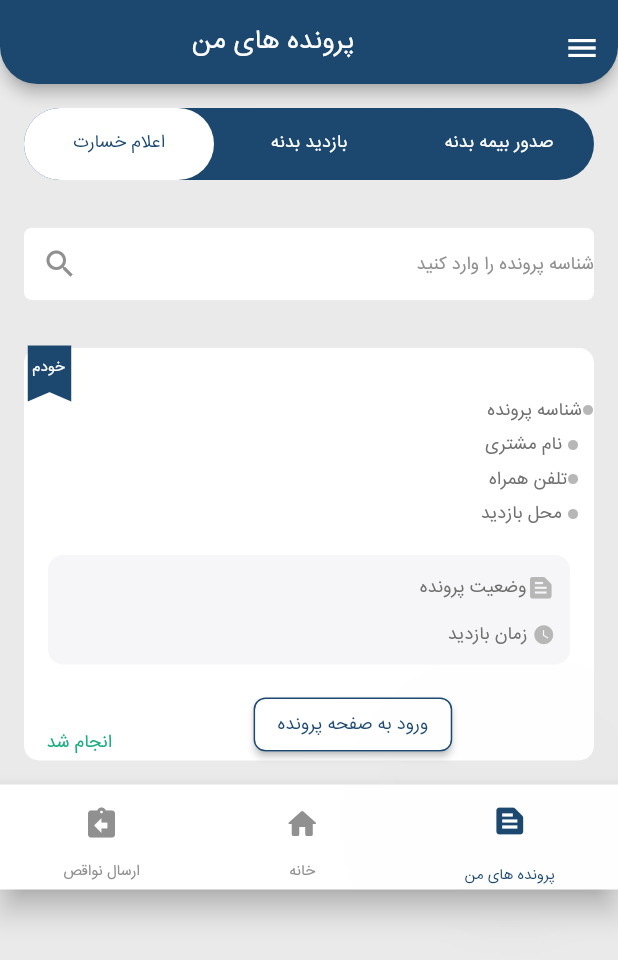
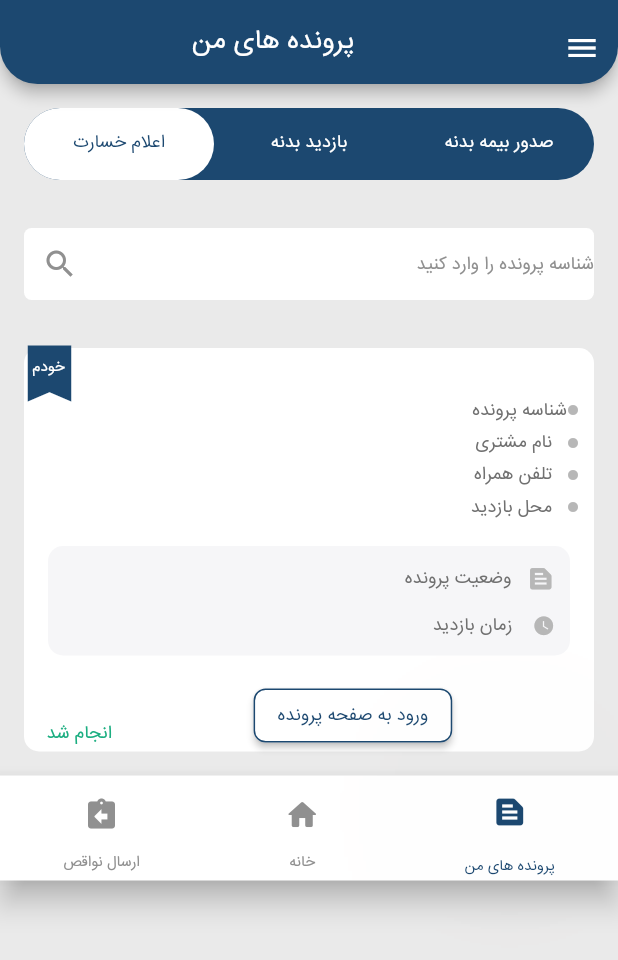
Before and after one commit to aydanaderi/api_app, a Flutter app: the screen it shows after launch, on a phone screen of 412 x 824 dp. Shown: the top 960 px of the screen. Run offline on Flutter 3.47's test engine with Material 2 defaults, Android fonts, the phone set to English and light mode, and no system bars; missing offline and left inert: hexagon; network calls fail.

Commit message:
'appbar_class'

```diff
--- /dev/null
+++ b/lib/appbar.dart
@@ -0,0 +1,37 @@
+import 'package:flutter/material.dart';
+
+class AppBars extends AppBar{
+
+  AppBars():super(
+
+    backgroundColor: Color.fromRGBO(28, 72, 112, 1),
+    title: Align(
+      alignment: Alignment.bottomCenter,
+      child: Text(
+        'پرونده های من',
+        style: TextStyle(
+          color: Color.fromRGBO(255, 255, 255, 1),
+          fontFamily: 'IRANSansFaNum',
+          fontSize: 18,
+        ),
+      ),
+    ),
+    shape: RoundedRectangleBorder(
+      borderRadius: BorderRadius.vertical(
+        bottom: Radius.circular(25),
+      ),
+    ),
+    actions: [
+      Align(
+        alignment: Alignment.bottomRight,
+        child: IconButton(
+          icon: Icon(
+              Icons.menu
+          ),
+          color: Color.fromRGBO(255, 255, 255, 1),
+          onPressed: (){},
+        ),
+      ),
+    ],
+  );
+}
--- a/lib/data.dart
+++ /dev/null
@@ -1,3 +0,0 @@
-import 'api.dart';
-
-List<Map> userinfo = [];
--- a/lib/information.dart
+++ b/lib/information.dart
@@ -1,6 +1,7 @@
 import 'package:flutter/cupertino.dart';
 import 'package:flutter/material.dart';
 import 'package:hexagon/hexagon.dart';
+import 'appbar.dart';
 import 'api.dart';
 
 class InformationPage extends StatefulWidget {
@@ -21,7 +22,7 @@ class _InformationPageState extends State<InformationPage> with TickerProviderSt
   Color whitecontainer = Color.fromRGBO(246, 246, 248, 1);
   Color green = Color.fromRGBO(28, 174, 129, 1);
   Color shadow = Color.fromRGBO(168, 166, 166, 0.24);
-  bool loading = false;
+  String font = 'IRANSansFaNum';
   var index = 0;
   List<Map> userinfo =[
     {
@@ -37,6 +38,7 @@ class _InformationPageState extends State<InformationPage> with TickerProviderSt
 
   @override
   void initState() {
+    //get data and set in a list of map
     ServiceApi.info().then((users) {
       for (var user in users!['results']) {
         setState(() {
@@ -68,37 +70,7 @@ class _InformationPageState extends State<InformationPage> with TickerProviderSt
       backgroundColor : whitelight,
       resizeToAvoidBottomInset: false,
 
-      appBar: AppBar(
-        backgroundColor: blueDark,
-        title: Align(
-          alignment: Alignment.bottomCenter,
-          child: Text(
-            'پرونده های من',
-            style: TextStyle(
-              color: white,
-              fontFamily: 'IRANSansFaNum',
-              fontSize: 18,
-            ),
-          ),
-        ),
-        shape: RoundedRectangleBorder(
-          borderRadius: BorderRadius.vertical(
-            bottom: Radius.circular(25),
-          ),
-        ),
-        actions: [
-          Align(
-            alignment: Alignment.bottomRight,
-            child: IconButton(
-              icon: Icon(
-                  Icons.menu
-              ),
-              color: white,
-              onPressed: (){},
-            ),
-          ),
-        ],
-      ),
+      appBar: AppBars(),
 
       body: SingleChildScrollView(
         child: Column(
@@ -116,13 +88,13 @@ class _InformationPageState extends State<InformationPage> with TickerProviderSt
                   labelColor: blueDark,
                   labelStyle: TextStyle(
                     color: blueDark,
-                    fontFamily: 'IRANSansFaNum',
+                    fontFamily: font,
                     fontSize: 12,
                   ),
                   unselectedLabelColor: white,
                   unselectedLabelStyle: TextStyle(
                     color: white,
-                    fontFamily: 'IRANSansFaNum',
+                    fontFamily: font,
                     fontSize: 12,
                   ),
                   tabs: [
@@ -167,7 +139,7 @@ class _InformationPageState extends State<InformationPage> with TickerProviderSt
                       'شناسه پرونده را وارد کنید',
                       style: TextStyle(
                         color: gray,
-                        fontFamily: 'IRANSansFaNum',
+                        fontFamily: font,
                         fontSize: 12,
                         fontWeight: FontWeight.w500,
                       ),
@@ -189,38 +161,6 @@ class _InformationPageState extends State<InformationPage> with TickerProviderSt
                     child: Column(
                       children: [
                         SizedBox(height: 30),
-                        Row(
-                          mainAxisAlignment: MainAxisAlignment.spaceBetween,
-                          children: [
-                            Expanded(
-                              child: Text(
-                                userinfo[index]['id'],
-                                style: TextStyle(
-                                  color: grayinfo,
-                                  fontFamily: 'IRANSansFaNum',
-                                ),
-                              ),
-                            ),
-                            Row(
-                              mainAxisAlignment: MainAxisAlignment.end,
-                              children: [
-                                Text(
-                                  'شناسه پرونده',
-                                  style: TextStyle(
-                                    color: grayquestion,
-                                    fontFamily: 'IRANSansFaNum',
-                                    fontSize: 12,
-                                  ),
-                                ),
-                                Icon(
-                                  Icons.circle,
-                                  size: 8,
-                                  color: graydot,
-                                ),
-                              ],
-                            ),
-                          ],
-                        ),
                         Padding(
                           padding: const EdgeInsets.only(left: 10,right: 10),
                           child: Row(
@@ -228,10 +168,10 @@ class _InformationPageState extends State<InformationPage> with TickerProviderSt
                             children: [
                               Expanded(
                                 child: Text(
-                                  userinfo[index]['name'],
+                                  userinfo[index]['id'],
                                   style: TextStyle(
                                     color: grayinfo,
-                                    fontFamily: 'IRANSansFaNum',
+                                    fontFamily: font,
                                   ),
                                 ),
                               ),
@@ -239,10 +179,10 @@ class _InformationPageState extends State<InformationPage> with TickerProviderSt
                                 mainAxisAlignment: MainAxisAlignment.end,
                                 children: [
                                   Text(
-                                    'نام مشتری ',
+                                    'شناسه پرونده',
                                     style: TextStyle(
                                       color: grayquestion,
-                                      fontFamily: 'IRANSansFaNum',
+                                      fontFamily: font,
                                       fontSize: 12,
                                     ),
                                   ),
@@ -263,10 +203,11 @@ class _InformationPageState extends State<InformationPage> with TickerProviderSt
                             children: [
                               Expanded(
                                 child: Text(
-                                  userinfo[index]['number'],
+                                  userinfo[index]['name'],
                                   style: TextStyle(
                                     color: grayinfo,
-                                    fontFamily: 'IRANSansFaNum',
+                                    fontFamily: font,
+                                    fontSize: 12,
                                   ),
                                 ),
                               ),
@@ -274,13 +215,50 @@ class _InformationPageState extends State<InformationPage> with TickerProviderSt
                                 mainAxisAlignment: MainAxisAlignment.end,
                                 children: [
                                   Text(
-                                    'تلفن همراه',
+                                    ' نام مشتری',
                                     style: TextStyle(
                                       color: grayquestion,
-                                      fontFamily: 'IRANSansFaNum',
+                                      fontFamily: font,
                                       fontSize: 12,
                                     ),
                                   ),
+                                  SizedBox(width: 10),
+                                  Icon(
+                                    Icons.circle,
+                                    size: 8,
+                                    color: graydot,
+                                  ),
+                                ],
+                              ),
+                            ],
+                          ),
+                        ),
+                        Padding(
+                          padding: const EdgeInsets.only(left: 10,right: 10),
+                          child: Row(
+                            mainAxisAlignment: MainAxisAlignment.spaceBetween,
+                            children: [
+                              Expanded(
+                                child: Text(
+                                  userinfo[index]['number'],
+                                  style: TextStyle(
+                                    color: grayinfo,
+                                    fontFamily: font,
+                                  ),
+                                ),
+                              ),
+                              Row(
+                                mainAxisAlignment: MainAxisAlignment.end,
+                                children: [
+                                  Text(
+                                    ' تلفن همراه',
+                                    style: TextStyle(
+                                      color: grayquestion,
+                                      fontFamily: font,
+                                      fontSize: 12,
+                                    ),
+                                  ),
+                                  SizedBox(width: 10),
                                   Icon(
                                     Icons.circle,
                                     size: 8,
@@ -302,7 +280,8 @@ class _InformationPageState extends State<InformationPage> with TickerProviderSt
                                     userinfo[index]['location'],
                                     style: TextStyle(
                                       color: grayinfo,
-                                      fontFamily: 'IRANSansFaNum',
+                                      fontFamily: font,
+                                      fontSize: 12,
                                     ),
                                   ),
                                 ),
@@ -310,14 +289,15 @@ class _InformationPageState extends State<InformationPage> with TickerProviderSt
                                   mainAxisAlignment: MainAxisAlignment.end,
                                   children: [
                                     Text(
-                                      'محل بازدید ',
+                                      ' محل بازدید',
                                       style: TextStyle(
                                         color: grayquestion,
-                                        fontFamily: 'IRANSansFaNum',
+                                        fontFamily: font,
                                         fontSize: 12,
                                         fontWeight: FontWeight.w400,
                                       ),
                                     ),
+                                    SizedBox(width: 10),
                                     Icon(
                                       Icons.circle,
                                       size: 8,
@@ -349,7 +329,7 @@ class _InformationPageState extends State<InformationPage> with TickerProviderSt
                                           userinfo[index]['status'],
                                           style: TextStyle(
                                             color: grayinfo,
-                                            fontFamily: 'IRANSansFaNum',
+                                            fontFamily: font,
                                           ),
                                         ),
                                       ),
@@ -357,13 +337,14 @@ class _InformationPageState extends State<InformationPage> with TickerProviderSt
                                         mainAxisAlignment: MainAxisAlignment.end,
                                         children: [
                                           Text(
-                                            'وضعیت پرونده',
+                                            ' وضعیت پرونده',
                                             style: TextStyle(
                                               color: grayquestion,
-                                              fontFamily: 'IRANSansFaNum',
+                                              fontFamily: font,
                                               fontSize: 12,
                                             ),
                                           ),
+                                          SizedBox(width: 10),
                                           Icon(
                                             Icons.text_snippet,
                                             size: 19,
@@ -385,7 +366,7 @@ class _InformationPageState extends State<InformationPage> with TickerProviderSt
                                           userinfo[index]['date']+userinfo[index]['time'],
                                           style: TextStyle(
                                             color: grayinfo,
-                                            fontFamily: 'IRANSansFaNum',
+                                            fontFamily: font,
                                             fontSize: 12,
                                           ),
                                         ),
@@ -394,13 +375,14 @@ class _InformationPageState extends State<InformationPage> with TickerProviderSt
                                         mainAxisAlignment: MainAxisAlignment.end,
                                         children: [
                                           Text(
-                                            'زمان بازدید ',
+                                            ' زمان بازدید ',
                                             style: TextStyle(
                                               color: grayquestion,
-                                              fontFamily: 'IRANSansFaNum',
+                                              fontFamily: font,
                                               fontSize: 12,
                                             ),
                                           ),
+                                          SizedBox(width: 10),
                                           Icon(
                                             Icons.watch_later,
                                             size: 15,
@@ -437,7 +419,7 @@ class _InformationPageState extends State<InformationPage> with TickerProviderSt
                                       'انجام شد',
                                       style: TextStyle(
                                         color: green,
-                                        fontFamily: 'IRANSansFaNum',
+                                        fontFamily: font,
                                         fontSize: 12,
                                       ),
                                     )
@@ -460,7 +442,7 @@ class _InformationPageState extends State<InformationPage> with TickerProviderSt
                                         textAlign: TextAlign.center,
                                         style: TextStyle(
                                           color: blueDark,
-                                          fontFamily: 'IRANSansFaNum',
+                                          fontFamily: font,
                                           fontSize: 12,
                                           fontWeight: FontWeight.w500,
                                         ),
@@ -495,7 +477,7 @@ class _InformationPageState extends State<InformationPage> with TickerProviderSt
                     'خودم',
                     style: TextStyle(
                       color: white,
-                      fontFamily: 'IRANSansFaNum',
+                      fontFamily: font,
                       fontSize: 10,
                     ),
                   ),
@@ -520,7 +502,7 @@ class _InformationPageState extends State<InformationPage> with TickerProviderSt
                             'ارسال نواقص',
                             style: TextStyle(
                               color: gray,
-                              fontFamily: 'IRANSansFaNum',
+                              fontFamily: font,
                               fontSize: 10,
                             ),
                           )
@@ -538,7 +520,7 @@ class _InformationPageState extends State<InformationPage> with TickerProviderSt
                               'خانه',
                               style: TextStyle(
                                 color: gray,
-                                fontFamily: 'IRANSansFaNum',
+                                fontFamily: font,
                                 fontSize: 10,
                                 fontWeight: FontWeight.w500,
                               ),
@@ -575,7 +557,7 @@ class _InformationPageState extends State<InformationPage> with TickerProviderSt
                               'پرونده های من',
                               style: TextStyle(
                                 color: blueDark,
-                                fontFamily: 'IRANSansFaNum',
+                                fontFamily: font,
                                 fontSize: 10,
                                 fontWeight: FontWeight.w500,
                               ),
```
